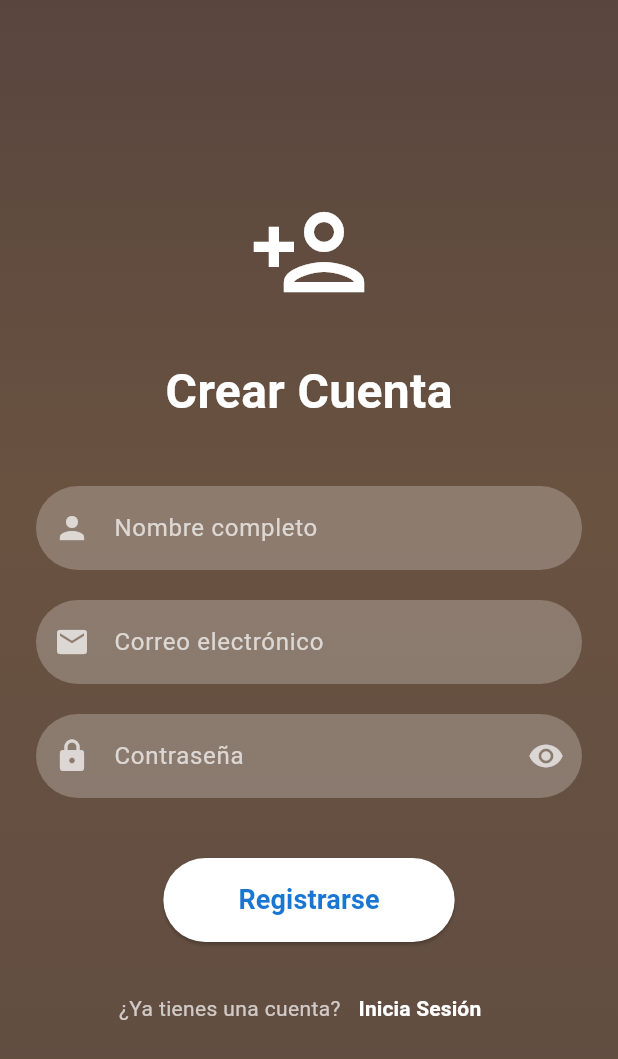
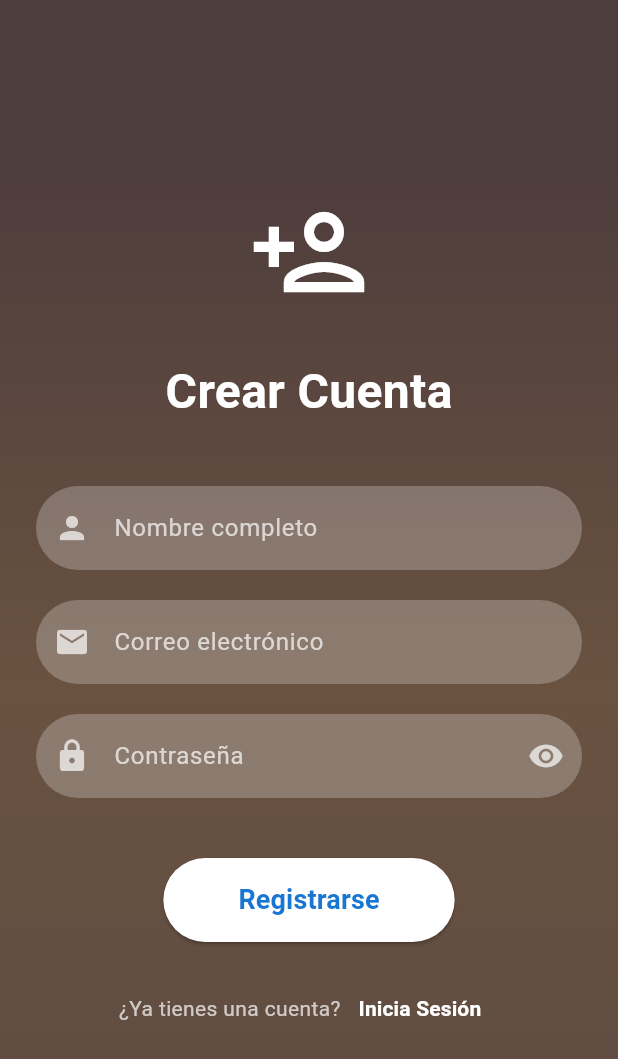
Before and after one commit to Ipeross/Examen_Moviles_Feast_Fit_IPO, a Flutter app: the RegisterScreen screen opened directly, on a phone screen of 412 x 824 dp. Shown: the top 1059 px of the screen. Run offline on Flutter 3.47's test engine with Material 3 defaults, Android fonts, the light colour scheme and no system bars.

Commit message:
Change widget and implement in Login and Register

```diff
--- a/lib/screens/login_screen.dart
+++ b/lib/screens/login_screen.dart
@@ -1,7 +1,6 @@
 import 'package:feast_fit/screens/forgot_password_screen.dart';
 import 'package:feast_fit/screens/screens.dart';
 import 'package:feast_fit/widgets/widgets.dart';
-
 import 'package:flutter/material.dart';
 
 class LoginScreen extends StatefulWidget {
@@ -180,8 +179,7 @@ class _LoginScreenState extends State<LoginScreen>
                 ),
               ),
             ),
-          )
-          );
+          ));
   }
 
   @override
--- a/lib/widgets/animated_gradiant_background.dart
+++ b/lib/widgets/animated_gradiant_background.dart
@@ -14,7 +14,7 @@ class AnimatedGradientBackground extends StatefulWidget {
       Color.fromARGB(255, 95, 75, 67),
       Color.fromARGB(255, 83, 70, 70),
     ],
-    this.duration = const Duration(seconds: 8),
+    this.duration = const Duration(seconds: 7),
   });
 
   @override
@@ -43,18 +43,19 @@ class _AnimatedGradientBackgroundState extends State<AnimatedGradientBackground>
           decoration: BoxDecoration(
             gradient: LinearGradient(
               begin: Alignment(
-                0.0,
-                -2.0 + (4 * _animationController.value <= 2
-                  ? _animationController.value * 2
-                  : 4 - (_animationController.value * 2)),
+                0.0, // Fijo en x
+                -1.0 + (1 * _animationController.value), // Varía de -1 a 1 en y
               ),
               end: Alignment(
-                0.0,
-                2.0 + (4 * _animationController.value <= 2
-                  ? _animationController.value * 2
-                  : 4 - (_animationController.value * 2)),
+                0.0, // Fijo en x
+                1.5 + (1 * _animationController.value), // Varía de 0 a 2 en y
               ),
-              colors: widget.colors,
+              colors: const [
+                Color.fromARGB(255, 78, 61, 61),
+                Color.fromARGB(255, 105, 82, 64),
+                Color.fromARGB(255, 95, 75, 67),
+                Color.fromARGB(255, 83, 70, 70),
+              ],
             ),
           ),
           child: child,
```
Also changed, not shown: lib/screens/register_screen.dart (+16 -11 lines).
